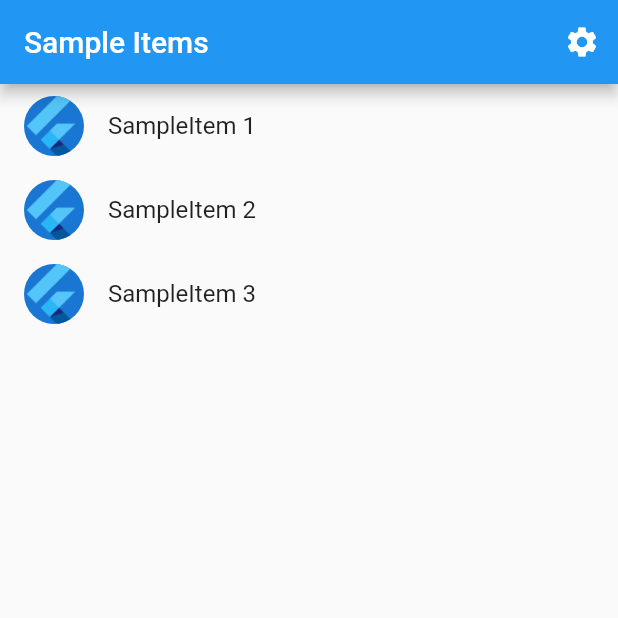
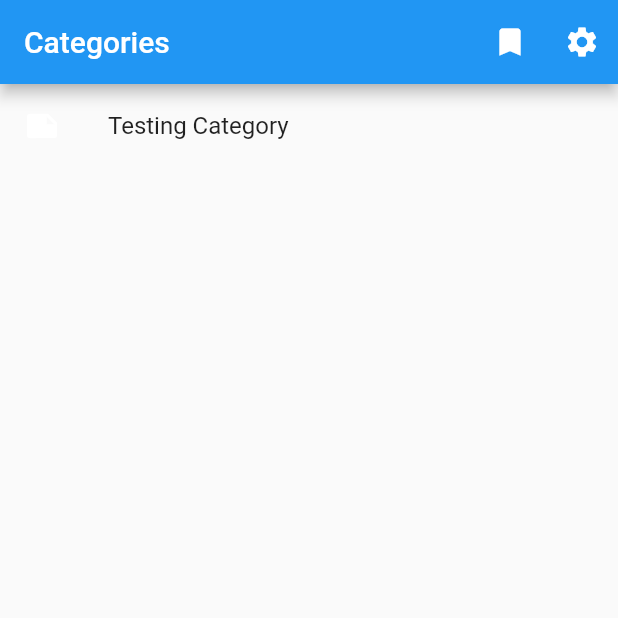
Before and after one commit to zealsprince/catorganizer, a Flutter app: the screen it shows after launch, on a phone screen of 412 x 824 dp, the top half of it. Run offline on Flutter 3.47's test engine with Material 2 defaults, Android fonts, the light colour scheme and no system bars.

Commit message:
Build out types and begin main list view

```diff
--- a/lib/main.dart
+++ b/lib/main.dart
@@ -1,8 +1,13 @@
 import 'package:flutter/material.dart';
 
 import 'src/app.dart';
+
 import 'src/settings/settings_controller.dart';
 import 'src/settings/settings_service.dart';
+
+import 'src/category/category.dart';
+import 'src/document/document.dart';
+import 'src/tag/tag.dart';
 
 void main() async {
   // Set up the SettingsController, which will glue user settings to multiple
@@ -13,8 +18,23 @@ void main() async {
   // This prevents a sudden theme change when the app is first displayed.
   await settingsController.loadSettings();
 
+  List<Document> documents = <Document>[
+    const Document("0", "Testing document", "/test.pdf", <Tag>[])
+  ];
+
+  List<Category> categories = <Category>[
+    Category(
+        "test",
+        "Testing Category",
+        "This is an example test category",
+        const Color(0xFFFFBB00),
+        const Icon(Icons.note, color: Color(0xFFFFFFFF)),
+        documents)
+  ];
+
   // Run the app and pass in the SettingsController. The app listens to the
   // SettingsController for changes, then passes it further down to the
   // SettingsView.
-  runApp(Catorganizer(settingsController: settingsController));
+  runApp(Catorganizer(
+      settingsController: settingsController, categories: categories));
 }
--- a/lib/src/app.dart
+++ b/lib/src/app.dart
@@ -1,19 +1,22 @@
+import 'package:catorganizer/src/document/document.dart';
 import 'package:flutter/material.dart';
 import 'package:flutter_localizations/flutter_localizations.dart';
 
-import 'sample_feature/sample_item_details_view.dart';
-import 'sample_feature/sample_item_list_view.dart';
+// import 'package:pulsator/pulsator.dart';
+
 import 'settings/settings_controller.dart';
 import 'settings/settings_view.dart';
+import 'category/category.dart';
+import 'category/category_list_view.dart';
+import 'document/document_details_view.dart';
 
 /// The Widget that configures your application.
 class Catorganizer extends StatelessWidget {
-  const Catorganizer({
-    super.key,
-    required this.settingsController,
-  });
+  const Catorganizer(
+      {super.key, required this.settingsController, required this.categories});
 
   final SettingsController settingsController;
+  final List<Category> categories;
 
   @override
   Widget build(BuildContext context) {
@@ -68,11 +71,13 @@ class Catorganizer extends StatelessWidget {
                 switch (routeSettings.name) {
                   case SettingsView.routeName:
                     return SettingsView(controller: settingsController);
-                  case SampleItemDetailsView.routeName:
-                    return const SampleItemDetailsView();
-                  case SampleItemListView.routeName:
+                  case DocumentDetailsView.routeName:
+                    return const DocumentDetailsView();
+                  case CategoryListView.routeName:
                   default:
-                    return const SampleItemListView();
+                    return CategoryListView(
+                      categories: categories,
+                    );
                 }
               },
             );
--- /dev/null
+++ b/lib/src/category/category.dart
@@ -0,0 +1,17 @@
+import 'package:flutter/material.dart';
+
+import 'package:catorganizer/src/document/document.dart';
+
+/// A placeholder class that represents an entity or model.
+class Category {
+  const Category(this.id, this.title, this.description, this.color, this.icon,
+      this.documents);
+
+  final String id;
+  final String title;
+  final String description;
+  final Color color;
+  final Icon icon;
+
+  final List<Document> documents;
+}
--- a/lib/src/sample_feature/sample_item_list_view.dart
+++ b/lib/src/category/category_list_view.dart
@@ -1,26 +1,32 @@
 import 'package:flutter/material.dart';
 
 import '../settings/settings_view.dart';
-import 'sample_item.dart';
-import 'sample_item_details_view.dart';
+import 'category.dart';
+import '../tag/tag.dart';
 
-/// Displays a list of SampleItems.
-class SampleItemListView extends StatelessWidget {
-  const SampleItemListView({
-    super.key,
-    this.items = const [SampleItem(1), SampleItem(2), SampleItem(3)],
-  });
+import '../document/document.dart';
+import '../document/document_details_view.dart';
+
+/// Displays a list of Documents.
+class CategoryListView extends StatelessWidget {
+  const CategoryListView({super.key, required this.categories});
 
   static const routeName = '/';
 
-  final List<SampleItem> items;
+  final List<Category> categories;
 
   @override
   Widget build(BuildContext context) {
     return Scaffold(
       appBar: AppBar(
-        title: const Text('Sample Items'),
+        title: const Text('Categories'),
         actions: [
+          IconButton(
+            icon: const Icon(Icons.bookmark),
+            onPressed: () {
+              print(categories.length);
+            },
+          ),
           IconButton(
             icon: const Icon(Icons.settings),
             onPressed: () {
@@ -33,7 +39,7 @@ class SampleItemListView extends StatelessWidget {
         ],
       ),
 
-      // To work with lists that may contain a large number of items, it’s best
+      // To work with lists that may contain a large number of documents, it’s best
       // to use the ListView.builder constructor.
       //
       // In contrast to the default ListView constructor, which requires
@@ -43,27 +49,23 @@ class SampleItemListView extends StatelessWidget {
         // Providing a restorationId allows the ListView to restore the
         // scroll position when a user leaves and returns to the app after it
         // has been killed while running in the background.
-        restorationId: 'sampleItemListView',
-        itemCount: items.length,
+        restorationId: 'CategoryListView',
+        itemCount: categories.length,
         itemBuilder: (BuildContext context, int index) {
-          final item = items[index];
+          final item = categories[index];
 
           return ListTile(
-            title: Text('SampleItem ${item.id}'),
-            leading: const CircleAvatar(
-              // Display the Flutter Logo image asset.
-              foregroundImage: AssetImage('assets/images/flutter_logo.png'),
-            ),
+              title: Text(item.title),
+              leading: item.icon,
               onTap: () {
                 // Navigate to the details page. If the user leaves and returns to
                 // the app after it has been killed while running in the
                 // background, the navigation stack is restored.
                 Navigator.restorablePushNamed(
                   context,
-                SampleItemDetailsView.routeName,
+                  DocumentDetailsView.routeName,
                 );
-            }
-          );
+              });
         },
       ),
     );
--- /dev/null
+++ b/lib/src/document/document.dart
@@ -0,0 +1,12 @@
+import '../category/category.dart';
+import '../tag/tag.dart';
+
+/// A placeholder class that represents an entity or model.
+class Document {
+  const Document(this.uuid, this.title, this.path, this.tags);
+
+  final String uuid;
+  final String title;
+  final String path;
+  final List<Tag> tags;
+}
--- a/lib/src/sample_feature/sample_item.dart
+++ /dev/null
@@ -1,6 +0,0 @@
-/// A placeholder class that represents an entity or model.
-class SampleItem {
-  const SampleItem(this.id);
-
-  final int id;
-}
--- a/pubspec.yaml
+++ b/pubspec.yaml
@@ -7,19 +7,21 @@ publish_to: 'none'
 version: 1.0.0+1
 
 environment:
-  sdk: '>=3.0.3 <4.0.0'
+  sdk: ">=3.0.3 <4.0.0"
 
 dependencies:
   flutter:
     sdk: flutter
   flutter_localizations:
     sdk: flutter
+  pulsator: ^1.0.0
+  window_manager: ^0.3.7
 
 dev_dependencies:
   flutter_test:
     sdk: flutter
 
-  flutter_lints: ^2.0.0
+  flutter_lints: ^3.0.0
 
 flutter:
   uses-material-design: true
```
Also changed, not shown: lib/src/document/document_details_view.dart (renamed from lib/src/sample_feature/sample_item_details_view.dart, +4 -4 lines), lib/src/tag/tag.dart (added, +7 -0 lines), 5 other files. Lines whose indentation alone changed are shown as unchanged.
